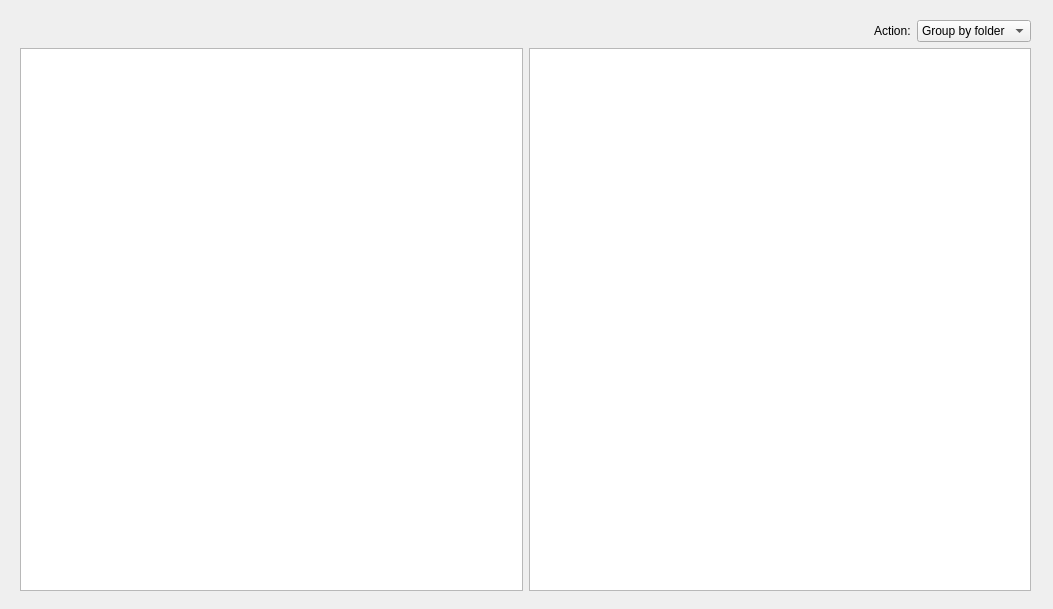
First picture: the form in mainwindow.ui, repository Somne4/FileBrowser, before the edit.
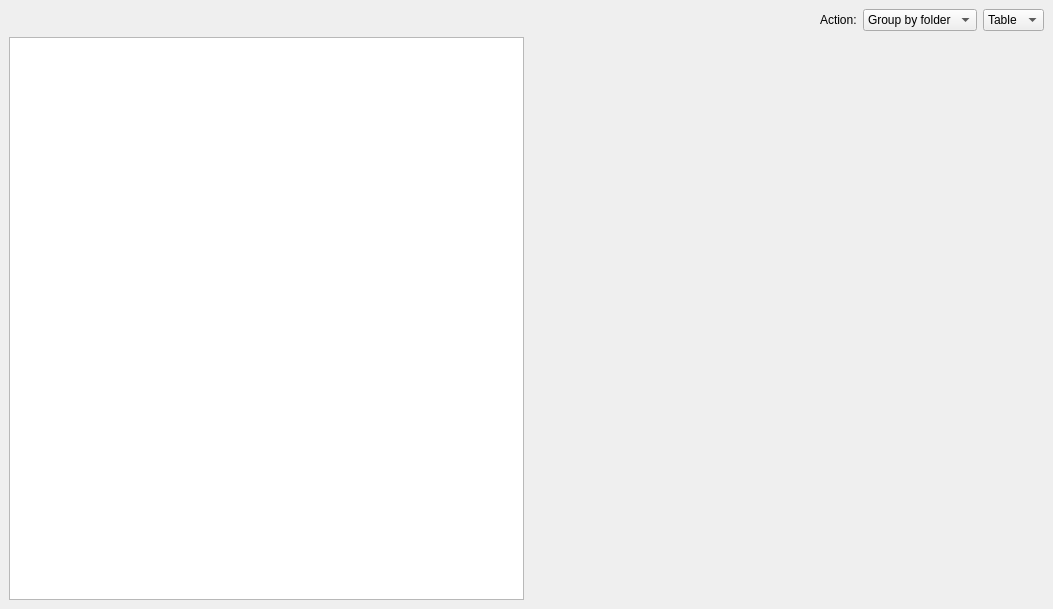
Second picture: the form after the edit.

Commit message: Изменения в форме и классе для реализации формы

Diff of the .ui file:
```diff
--- a/mainwindow.ui
+++ b/mainwindow.ui
@@ -14,22 +14,12 @@
    <string>MainWindow</string>
   </property>
   <widget class="QWidget" name="centralwidget">
-   <widget class="QWidget" name="gridLayoutWidget">
-    <property name="geometry">
-     <rect>
-      <x>20</x>
-      <y>20</y>
-      <width>1011</width>
-      <height>571</height>
-     </rect>
-    </property>
-    <layout class="QGridLayout" name="gridLayout">
+   <layout class="QGridLayout" name="gridLayout_2">
      <item row="1" column="0">
+     <layout class="QGridLayout" name="gridLayout">
+      <item row="2" column="0">
       <widget class="QTreeView" name="treeView"/>
      </item>
-     <item row="1" column="1">
-      <widget class="QTableView" name="tableView"/>
-     </item>
      <item row="0" column="1">
       <layout class="QHBoxLayout" name="horizontalLayout">
        <item>
@@ -66,10 +56,33 @@
          </item>
         </widget>
        </item>
-      </layout>
-     </item>
-    </layout>
-   </widget>
+        <item>
+         <widget class="QComboBox" name="comboBox_2">
+          <item>
+           <property name="text">
+            <string>Table</string>
+           </property>
+          </item>
+          <item>
+           <property name="text">
+            <string>Bar</string>
+           </property>
+          </item>
+          <item>
+           <property name="text">
+            <string>Pie</string>
+           </property>
+          </item>
+         </widget>
+        </item>
+       </layout>
+      </item>
+      <item row="2" column="1">
+       <widget class="QStackedWidget" name="stackedWidget"/>
+      </item>
+     </layout>
+    </item>
+   </layout>
   </widget>
  </widget>
  <resources/>
```
Lines whose indentation alone changed are shown as unchanged. The commit also changes 2 other files.
